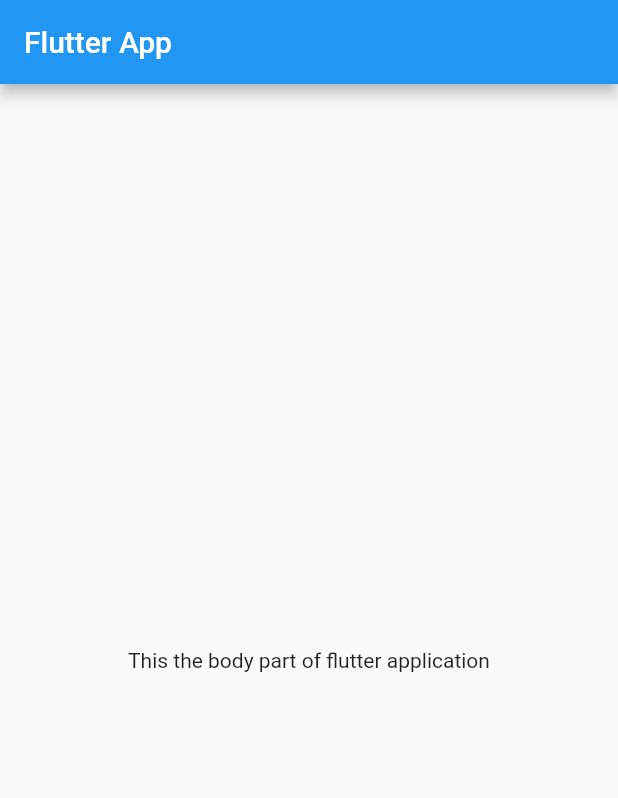
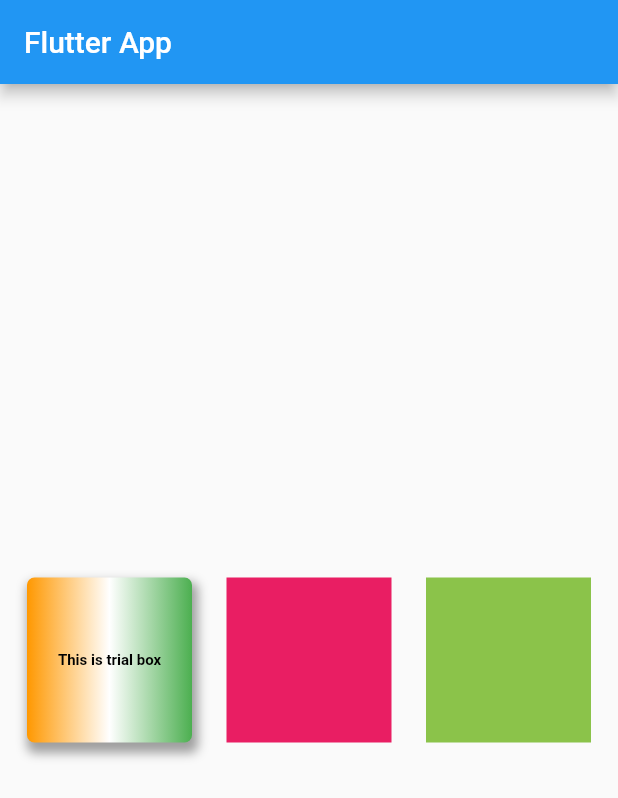
Before and after one commit to khushaldama/flutter-trialapp, a Flutter app: the screen it shows after launch, on a phone screen of 412 x 824 dp. Shown: the top 798 px of the screen. Run offline on Flutter 3.47's test engine with Material 2 defaults, Android fonts, the phone set to English and light mode, and no system bars.

Commit message:
ch2 completed

```diff
--- a/lib/main.dart
+++ b/lib/main.dart
@@ -1,12 +1,11 @@
 import 'package:flutter/material.dart';
-import 'package:flutter/cupertino.dart';
+import 'package:flutter/rendering.dart';
 
 void main() {
   runApp(MaterialApp(
     title: "Flutter First App",
     home: HomePage(),
   ));
-
 }
 
 class HomePage extends StatelessWidget {
@@ -15,12 +14,59 @@ class HomePage extends StatelessWidget {
   @override
   Widget build(BuildContext context) {
     return Scaffold(
-      appBar: AppBar(
-        title: Text("Flutter App"),
-      ),
-      body: Container(
-        child: Center(child: Text("This the body part of flutter application")),
-      ),
-    );
+        appBar: AppBar(
+          title: Text("Flutter App"),
+        ),
+        body: Container(
+          width: MediaQuery.of(context).size.width,
+          height: MediaQuery.of(context).size.height,
+          child: Row(
+              mainAxisAlignment: MainAxisAlignment.spaceEvenly,
+              crossAxisAlignment: CrossAxisAlignment.center,
+              children: <Widget>[
+                Container(
+                  //padding: const EdgeInsets.all(12),
+                  alignment: Alignment.center,
+                  //color: Colors.yellow,
+                  margin: const EdgeInsets.all(5),
+                  width: 110,
+                  height: 110,
+
+                  decoration: BoxDecoration(
+                      borderRadius: BorderRadius.circular(5),
+                      boxShadow: [
+                        BoxShadow(
+                            color: Colors.grey,
+                            blurRadius: 5,
+                            spreadRadius: 2,
+                            offset: Offset(2.0, 5.0))
+                      ],
+                      //color: Colors.orangeAccent,
+                      gradient: LinearGradient(colors: [
+                        Colors.orange,
+                        Colors.white,
+                        Colors.green,
+                      ])),
+                  child: Text("This is trial box",
+                      textAlign: TextAlign.center,
+                      style: TextStyle(
+                          color: Colors.black,
+                          fontWeight: FontWeight.bold,
+                          fontSize: 10)),
+                ),
+                Container(
+                  margin: const EdgeInsets.all(5),
+                  width: 110,
+                  height: 110,
+                  color: Colors.pink,
+                ),
+                Container(
+                  margin: const EdgeInsets.all(5),
+                  width: 110,
+                  height: 110,
+                  color: Colors.lightGreen,
+                )
+              ]),
+        ));
   }
 }
```
